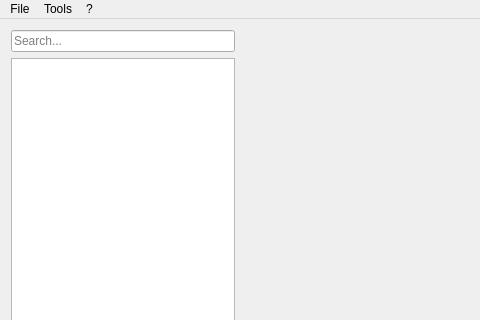
The window that Source/mainwindow.ui (OnexTale/OnexExplorer) describes before a commit, drawn with Qt 5; both pictures show x 0 to 480 and y 0 to 320 of the 1200 by 699 pixel window.
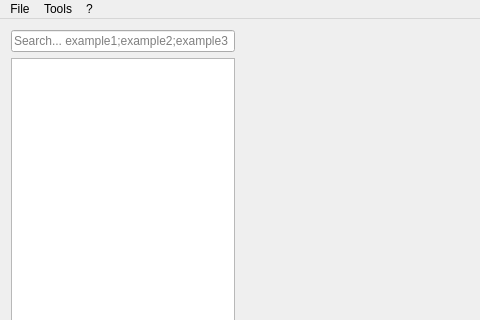
The same window after the commit. Icons and pictures are not drawn.

Commit message: search multiple and exact IDs

```diff
--- a/Source/mainwindow.ui
+++ b/Source/mainwindow.ui
@@ -39,7 +39,7 @@
                             </size>
                         </property>
                         <property name="placeholderText">
-                            <string>Search...</string>
+                            <string>Search... example1;example2;example3</string>
                         </property>
                     </widget>
                 </item>
```
The commit also changes 1 other file.
